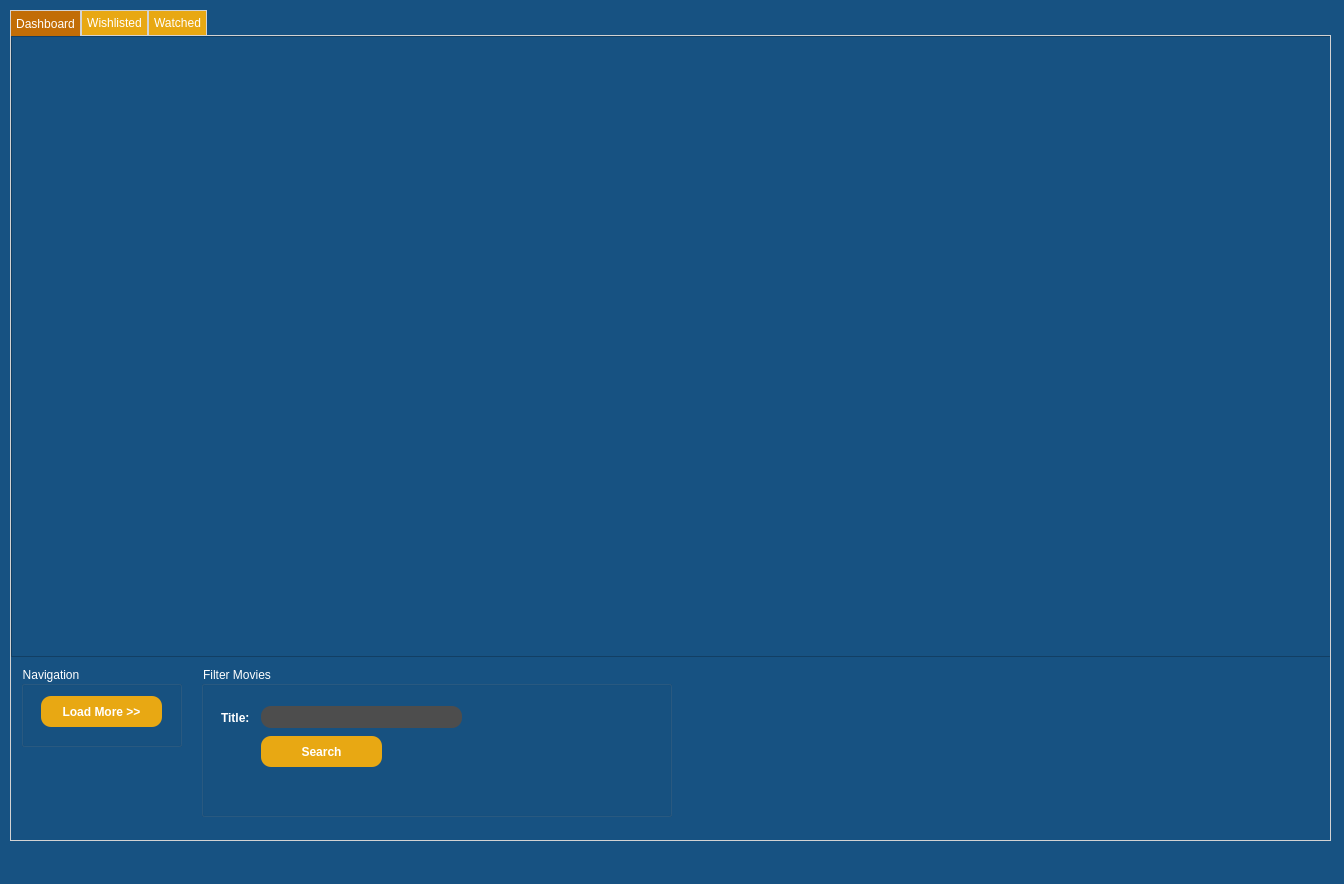
Above: MoviePlatformApp/MoviePlatformApp/MovieDashboard.ui from TudiMoldoveanu/MovieRecomendationApp before the change. Below: the same form after it.
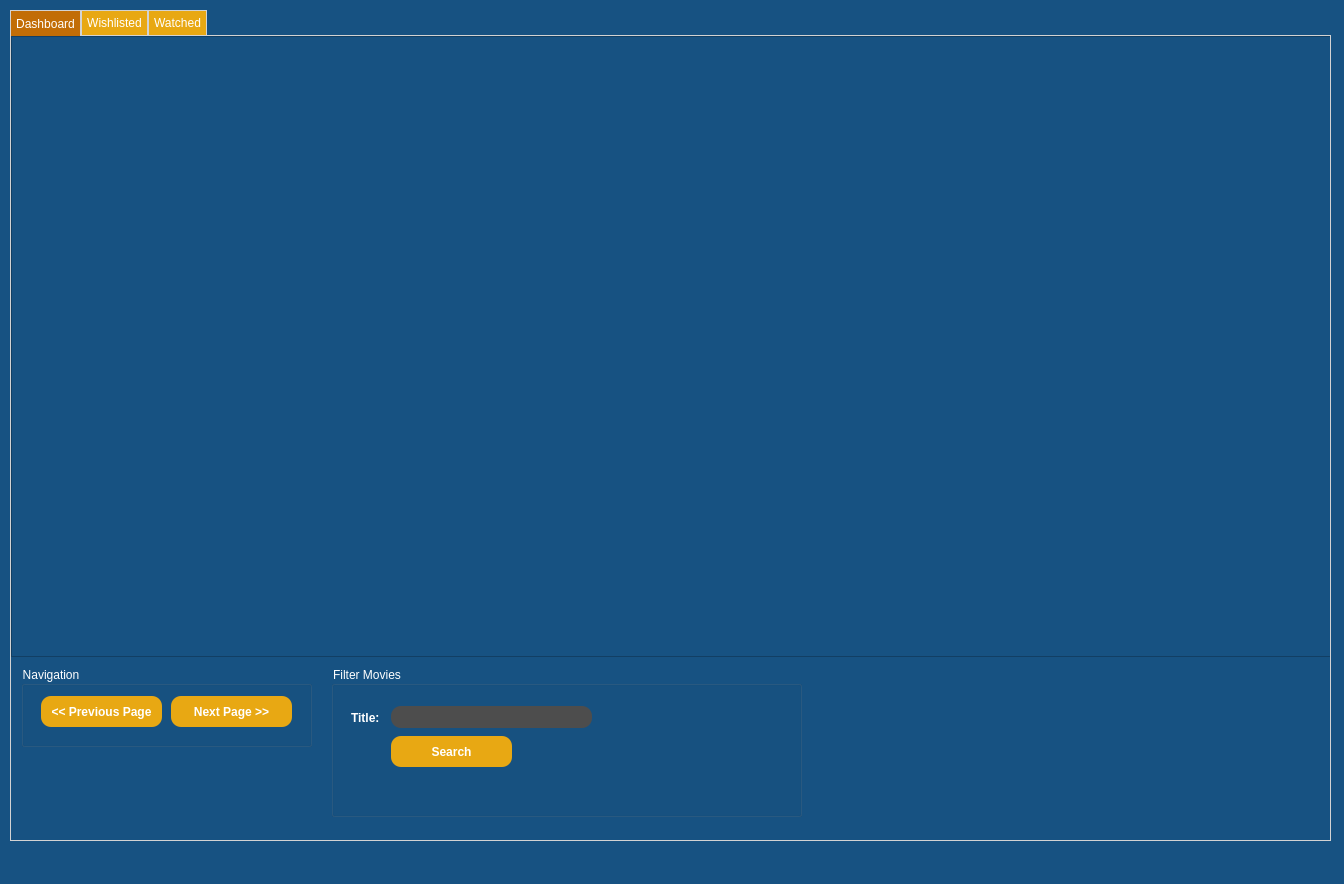
That is the form after the change. The open tabs and pages were chosen to show the change. Icons and pictures are not drawn.

Commit message: Added back pagination to movie dashboard to avoid running out of memory

```diff
--- a/MoviePlatformApp/MoviePlatformApp/MovieDashboard.ui
+++ b/MoviePlatformApp/MoviePlatformApp/MovieDashboard.ui
@@ -215,7 +215,7 @@
      <widget class="QGroupBox" name="groupBox">
       <property name="geometry">
        <rect>
-        <x>190</x>
+        <x>320</x>
         <y>630</y>
         <width>471</width>
         <height>151</height>
@@ -266,14 +266,27 @@
        <rect>
         <x>10</x>
         <y>630</y>
-        <width>161</width>
+        <width>291</width>
         <height>81</height>
        </rect>
       </property>
       <property name="title">
        <string>Navigation</string>
       </property>
-      <widget class="QPushButton" name="loadMore">
+      <widget class="QPushButton" name="nextPage">
+       <property name="geometry">
+        <rect>
+         <x>150</x>
+         <y>30</y>
+         <width>121</width>
+         <height>31</height>
+        </rect>
+       </property>
+       <property name="text">
+        <string>Next Page &gt;&gt;</string>
+       </property>
+      </widget>
+      <widget class="QPushButton" name="previousPage">
        <property name="geometry">
         <rect>
          <x>20</x>
@@ -283,7 +296,7 @@
         </rect>
        </property>
        <property name="text">
-        <string>Load More &gt;&gt;</string>
+        <string>&lt;&lt; Previous Page</string>
        </property>
       </widget>
      </widget>
```
Left out of the diff: 2 changed lines with no effect on the pictures. The commit also changes 2 other files.
